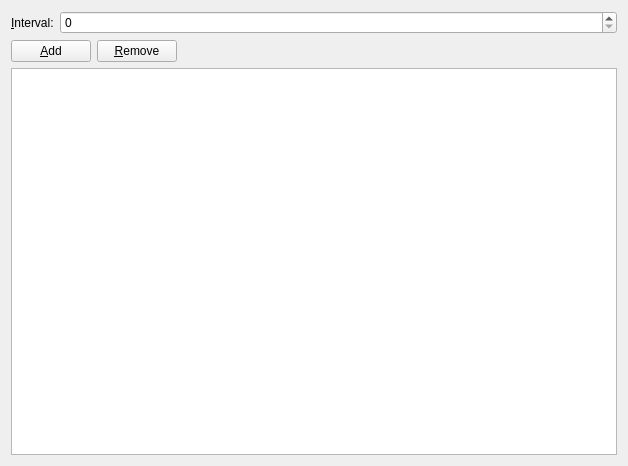
Above: animationeditor.ui from gtalent/wombat-editor before the change. Below: the same form after it.
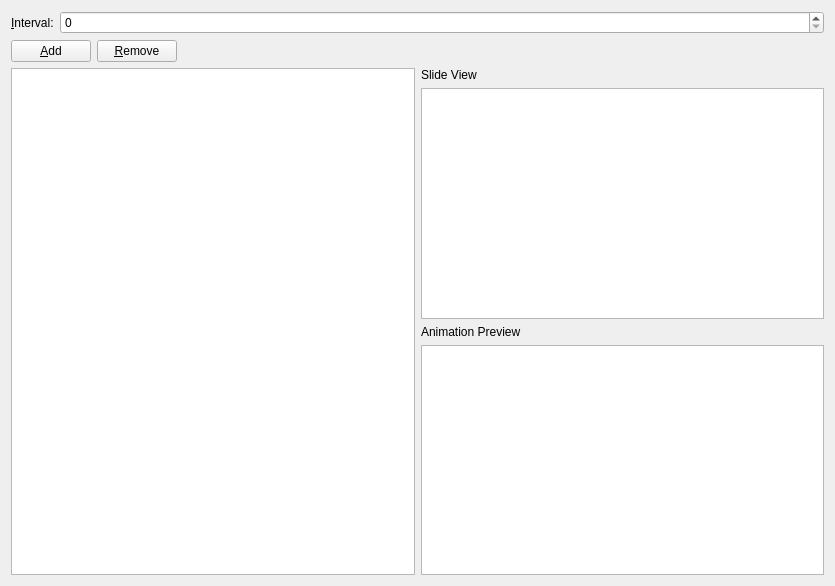
That is the form after the change.

What changed in the file:
```diff
--- a/animationeditor.ui
+++ b/animationeditor.ui
@@ -6,8 +6,8 @@
    <rect>
     <x>0</x>
     <y>0</y>
-    <width>628</width>
-    <height>466</height>
+    <width>835</width>
+    <height>586</height>
    </rect>
   </property>
   <property name="windowTitle">
@@ -78,7 +78,35 @@
       </layout>
      </item>
      <item>
-      <widget class="QListWidget" name="listWidget"/>
+      <layout class="QHBoxLayout" name="horizontalLayout_3">
+       <item>
+        <widget class="QListWidget" name="listWidget"/>
+       </item>
+       <item>
+        <layout class="QVBoxLayout" name="verticalLayout_4">
+         <item>
+          <widget class="QLabel" name="label_2">
+           <property name="text">
+            <string>Slide View</string>
+           </property>
+          </widget>
+         </item>
+         <item>
+          <widget class="QGraphicsView" name="gfxSlideView"/>
+         </item>
+         <item>
+          <widget class="QLabel" name="lblAnimationPreview">
+           <property name="text">
+            <string>Animation Preview</string>
+           </property>
+          </widget>
+         </item>
+         <item>
+          <widget class="QGraphicsView" name="gfxAnimationPreview"/>
+         </item>
+        </layout>
+       </item>
+      </layout>
      </item>
     </layout>
    </item>
```
Left out of the diff: 1 changed line with no effect on the pictures.
